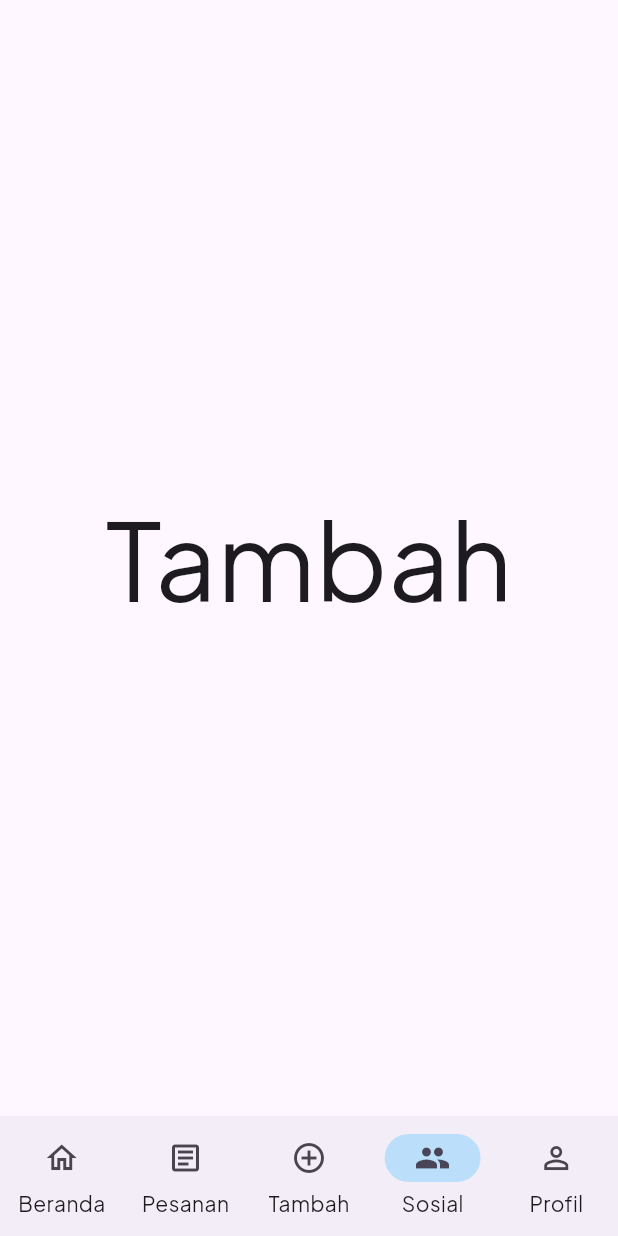
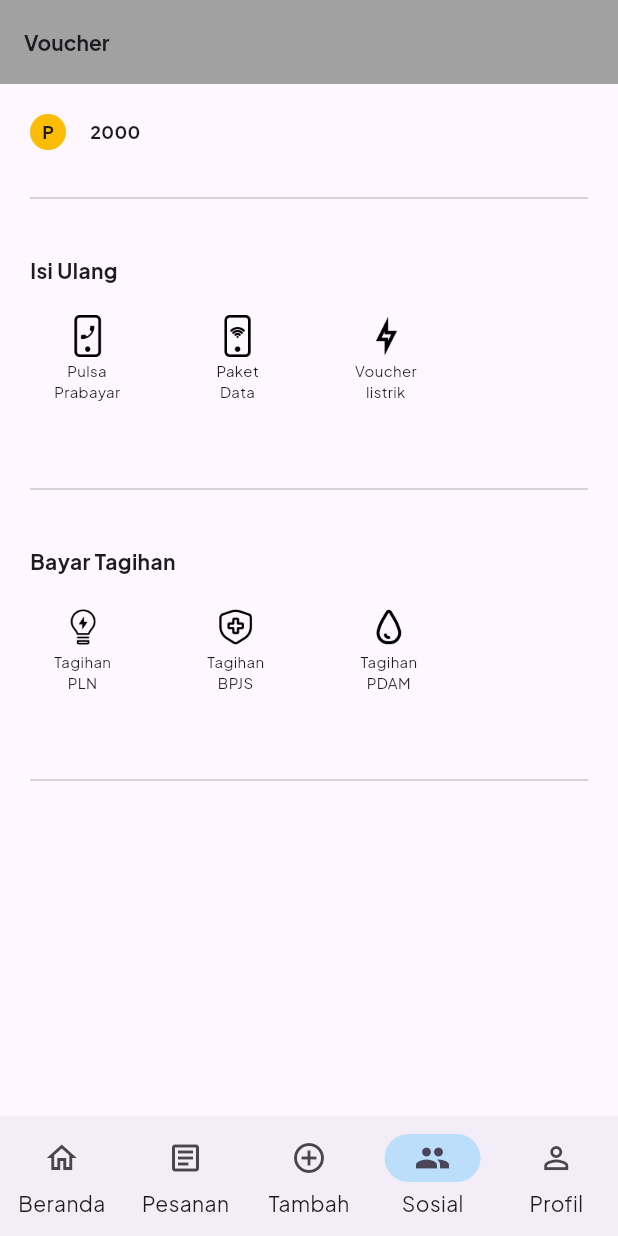
Before and after one commit to AnandaReva/Tra-Tour, a Flutter app: the screen it shows after launch, item 4 of the bottom bar chosen, on a phone screen of 412 x 824 dp. Run offline on Flutter 3.47's test engine with Material 3 defaults, Android fonts, the phone set to English and light mode, and no system bars; missing offline and left inert: another_stepper.

Commit message:
voucher done

```diff
--- /dev/null
+++ b/lib/components/widgets/icon_tabs.dart
@@ -0,0 +1,32 @@
+import 'package:flutter/cupertino.dart';
+
+class IconTabs extends StatelessWidget {
+  final String icon;
+  final String label;
+  const IconTabs({super.key, required this.icon, required this.label});
+
+  @override
+  Widget build(BuildContext context) {
+    return Container(
+      margin: EdgeInsets.only(top: 20, bottom: 20, left: 16),
+      child: Column(
+        children: [
+          Image.asset(
+            icon,
+            width: 28,
+            height: 28,
+            fit: BoxFit.cover,
+          ),
+          SizedBox(height: 2,),
+          Text(
+            label,
+            style: TextStyle(
+              fontSize: 10,
+            ),
+            textAlign: TextAlign.center,
+          )
+        ],
+      ),
+    );
+  }
+}
--- /dev/null
+++ b/lib/components/widgets/point.dart
@@ -0,0 +1,42 @@
+import 'package:flutter/cupertino.dart';
+
+class Point extends StatelessWidget {
+
+  final String text;
+  final EdgeInsets? margin;
+  const Point({super.key, required this.text, required this.margin});
+
+  @override
+  Widget build(BuildContext context) {
+    return Container(
+      margin: margin,
+      child: Row(
+        children: [
+          Container(
+            width: 24,
+            height: 24,
+            decoration: BoxDecoration(
+                color: Color(0xffFBBC05),
+                borderRadius: BorderRadius.circular(100)),
+            child: Center(
+              child: Text(
+                'P',
+                style: TextStyle(
+                  fontWeight: FontWeight.w700,
+                  fontSize: 12,
+                ),
+              ),
+            ),
+          ),
+          SizedBox(
+            width: 16,
+          ),
+          Text(text, style: TextStyle(
+            fontSize: 12,
+            fontWeight: FontWeight.w600,
+          ),)
+        ],
+      ),
+    );
+  }
+}
--- a/lib/pages/my_home_page.dart
+++ b/lib/pages/my_home_page.dart
@@ -1,8 +1,11 @@
 import 'package:flutter/material.dart';
 import 'package:tratour_application/pages/homepage.dart';
+import 'package:tratour_application/pages/penukaran_berhasil.dart';
 import 'package:tratour_application/pages/pesananpage.dart';
 import 'package:tratour_application/pages/pilah_sampah.dart';
 import 'package:tratour_application/pages/profilepage.dart';
+import 'package:tratour_application/pages/voucher_page.dart';
+import 'package:tratour_application/pages/voucher_pulsa.dart';
 
 class MyHomePage extends StatefulWidget {
   const MyHomePage({super.key});
@@ -18,12 +21,7 @@ class _MyHomePageState extends State<MyHomePage> {
     HomePage(),
     const PesananPage(),
     const PilahSampah(),
-    const Center(
-      child: Text(
-        'Tambah',
-        style: TextStyle(fontSize: 72),
-      ),
-    ),
+    const VoucherPage(),
     ProfilePage(),
   ];
 
--- /dev/null
+++ b/lib/pages/voucher_page.dart
@@ -0,0 +1,130 @@
+import 'package:flutter/material.dart';
+import 'package:tratour_application/components/widgets/icon_tabs.dart';
+
+import '../components/widgets/point.dart';
+
+class VoucherPage extends StatelessWidget {
+  const VoucherPage({super.key});
+
+  @override
+  Widget build(BuildContext context) {
+    return Scaffold(
+      appBar: _buildAppbar(context),
+      body: _buildBody(),
+    );
+  }
+
+  _buildAppbar(BuildContext context) {
+    return AppBar(
+      title: Text(
+        'Voucher',
+        style: TextStyle(
+          fontWeight: FontWeight.w700,
+          fontSize: 14,
+        ),
+      ),
+      backgroundColor: Color(0xffA1A1A1),
+      elevation: 0,
+    );
+  }
+
+  _buildBody() {
+    return Padding(
+      padding: EdgeInsets.all(20),
+      child: Column(
+        children: [
+          point(),
+          Divider(
+            thickness: 1,
+          ),
+          isiUlang(),
+          Divider(
+            thickness: 1,
+          ),
+          bayarTagihan(),
+          Divider(
+            thickness: 1,
+          ),
+        ],
+      ),
+    );
+  }
+
+  Widget point() {
+    return Point(
+      text: '2000',
+      margin: EdgeInsets.only(bottom: 24),
+    );
+  }
+
+  Widget isiUlang() {
+    return Container(
+      margin: EdgeInsets.only(top: 30, bottom: 30),
+      child: Column(
+        crossAxisAlignment: CrossAxisAlignment.start,
+        children: [
+          Text(
+            'Isi Ulang',
+            style: TextStyle(
+              fontWeight: FontWeight.w700,
+            ),
+          ),
+          Row(
+            children: [
+              IconTabs(
+                  icon: 'assets/images/icon_pulsa.png',
+                  label: 'Pulsa\nPrabayar'),
+              SizedBox(
+                width: 48,
+              ),
+              IconTabs(
+                  icon: 'assets/images/icon_data.png', label: 'Paket\nData'),
+              SizedBox(
+                width: 48,
+              ),
+              IconTabs(
+                  icon: 'assets/images/icon_listrik.png',
+                  label: 'Voucher\nlistrik'),
+            ],
+          )
+        ],
+      ),
+    );
+  }
+
+  Widget bayarTagihan() {
+    return Container(
+      margin: EdgeInsets.only(top: 30, bottom: 30),
+      child: Column(
+        crossAxisAlignment: CrossAxisAlignment.start,
+        children: [
+          Text(
+            'Bayar Tagihan',
+            style: TextStyle(
+              fontWeight: FontWeight.w700,
+            ),
+          ),
+          Row(
+            children: [
+              IconTabs(
+                  icon: 'assets/images/icon_pln.png',
+                  label: 'Tagihan\nPLN'),
+              SizedBox(
+                width: 48,
+              ),
+              IconTabs(
+                  icon: 'assets/images/icon_bpjs.png', label: 'Tagihan\nBPJS'),
+              SizedBox(
+                width: 48,
+              ),
+              IconTabs(
+                  icon: 'assets/images/icon_pdam.png',
+                  label: 'Tagihan\nPDAM'),
+            ],
+          )
+        ],
+      ),
+    );
+  }
+
+}
```
Also changed, not shown: lib/components/widgets/box_price_list.dart (added, +33 -0 lines), lib/components/widgets/sukses_widget.dart (added, +26 -0 lines), lib/pages/penukaran_berhasil.dart (added, +11 -0 lines), lib/pages/pesanan_berhasil.dart (added, +11 -0 lines), lib/pages/voucher_pulsa.dart (added, +132 -0 lines), assets/images/icon_bpjs.png (added), assets/images/icon_data.png (added), assets/images/icon_listrik.png (added), assets/images/icon_pdam.png (added), assets/images/icon_pln.png (added), assets/images/icon_pulsa.png (added).
